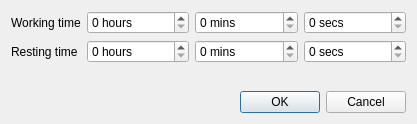
Old version of the form src/gui/propertiesdialog.ui in the repository AlekseyDurachenko/tomatotasktracker-desktop.
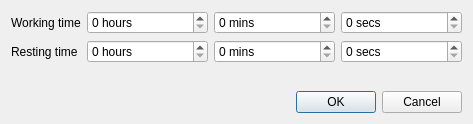
New version of the form.

```diff
--- a/src/gui/propertiesdialog.ui
+++ b/src/gui/propertiesdialog.ui
@@ -6,7 +6,7 @@
    <rect>
     <x>0</x>
     <y>0</y>
-    <width>417</width>
+    <width>473</width>
     <height>124</height>
    </rect>
   </property>
```
Left out of the diff: 2 changed lines with no effect on the pictures.
